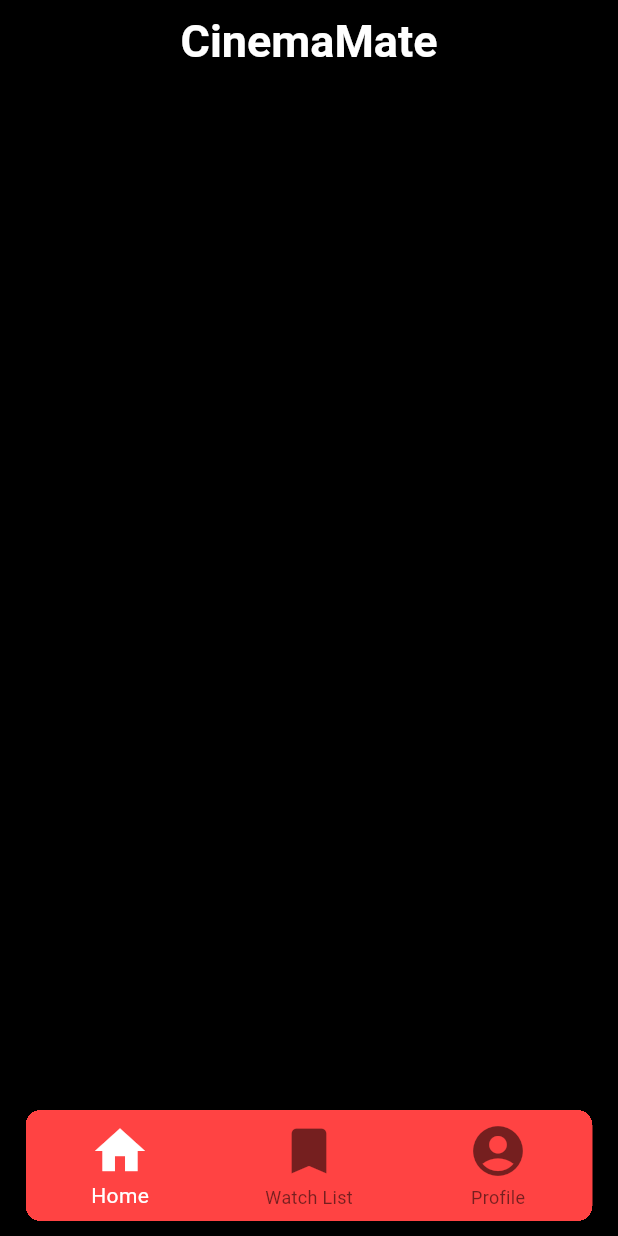
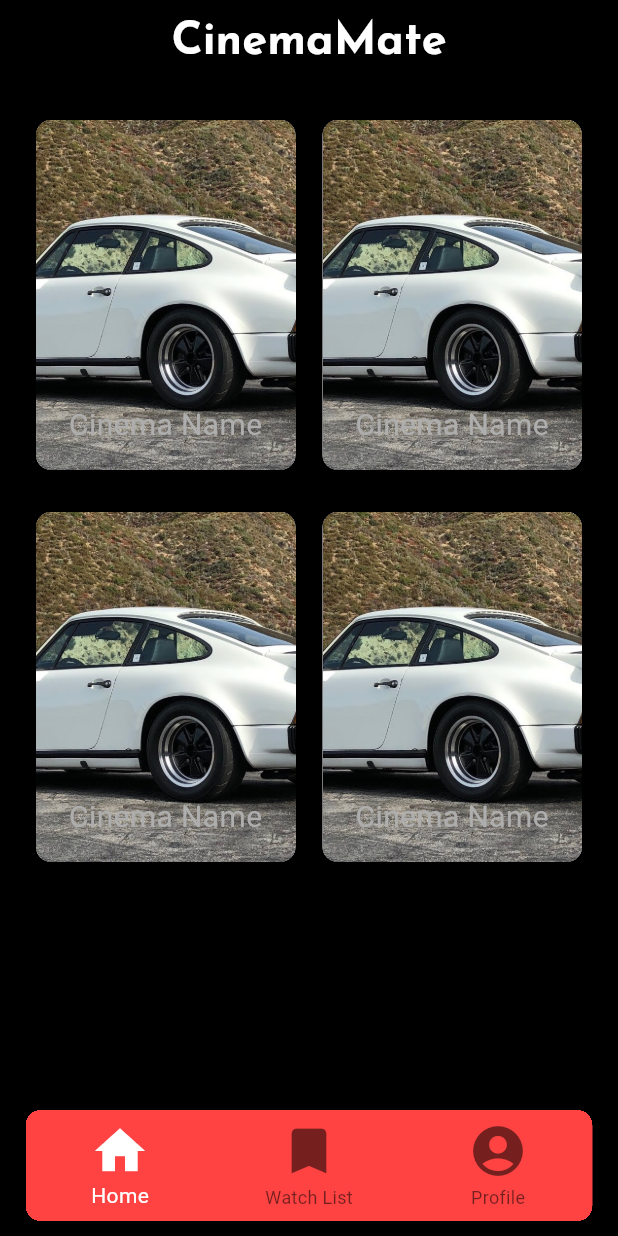
Before and after one commit to da-wit/flutter-2024-CinemaMate, a Flutter app: the screen it shows after launch, on a phone screen of 412 x 824 dp. Run offline on Flutter 3.47's test engine with Material 3 defaults, Android fonts, the phone set to English and light mode, and no system bars; our stand-ins replace google_fonts, transparent_image; statements that could not run were skipped.

Commit message:
Created Feature branches

```diff
--- /dev/null
+++ b/cinema_mate/lib/presentation/screens/user/user_homepage.dart
@@ -0,0 +1,44 @@
+import 'package:flutter/material.dart';
+
+import 'package:cinema_mate/presentation/widgets/card.dart';
+
+class UserHomepage extends StatelessWidget {
+  const UserHomepage({super.key});
+
+  @override
+  Widget build(BuildContext context) {
+    return GridView.count(
+      crossAxisCount: 2,
+      padding: const EdgeInsets.all(20),
+      crossAxisSpacing: 10,
+      mainAxisSpacing: 20,
+      childAspectRatio: 0.75,
+      children: const [
+        InkWell(
+          child: AppCard(
+            title: 'Cinema Name',
+            imgpath: 'assets/images/porsche.jpg',
+          ),
+        ),
+        InkWell(
+          child: AppCard(
+            title: 'Cinema Name',
+            imgpath: 'assets/images/porsche.jpg',
+          ),
+        ),
+        InkWell(
+          child: AppCard(
+            title: 'Cinema Name',
+            imgpath: 'assets/images/porsche.jpg',
+          ),
+        ),
+        InkWell(
+          child: AppCard(
+            title: 'Cinema Name',
+            imgpath: 'assets/images/porsche.jpg',
+          ),
+        ),
+      ],
+    );
+  }
+}
--- a/cinema_mate/lib/presentation/screens/user/user_tab_bar.dart
+++ b/cinema_mate/lib/presentation/screens/user/user_tab_bar.dart
@@ -1,5 +1,8 @@
+import 'package:cinema_mate/presentation/screens/user/user_profile.dart';
 import 'package:flutter/material.dart';
+import 'package:google_fonts/google_fonts.dart';
 
+import 'package:cinema_mate/presentation/screens/user/user_homepage.dart';
 import 'package:cinema_mate/presentation/widgets/app_color.dart';
 import 'package:cinema_mate/presentation/widgets/tab_bar.dart';
 
@@ -14,14 +17,28 @@ class UserTabBar extends StatefulWidget {
 
 class _UserTabBarState extends State<UserTabBar> {
   int _selectedPageIndex = 0;
+  Widget _currentScreen = const UserHomepage();
 
   void _selectPage(index) {
     setState(() {
       _selectedPageIndex = index;
     });
+    _changeScreen(index);
   }
 
-  void _changeScreen(index) {}
+  void _changeScreen(index) {
+    setState(
+      () {
+        if (index == 0) {
+          _currentScreen = const UserHomepage();
+        } else if (index == 1) {
+          _currentScreen = Container();
+        } else if (index == 2) {
+          _currentScreen = const UserProfile();
+        }
+      },
+    );
+  }
 
   @override
   Widget build(BuildContext context) {
@@ -29,7 +46,7 @@ class _UserTabBarState extends State<UserTabBar> {
       appBar: AppBar(
         title: Text(
           'CinemaMate',
-          style: TextStyle(
+          style: GoogleFonts.josefinSans(
             color: newColor.white,
             fontWeight: FontWeight.bold,
             fontSize: 30,
@@ -39,7 +56,7 @@ class _UserTabBarState extends State<UserTabBar> {
         backgroundColor: newColor.bg,
       ),
       backgroundColor: newColor.bg,
-      body: Container(),
+      body: _currentScreen,
       bottomNavigationBar: UserBottomNavBar(
         selectedIndex: _selectedPageIndex,
         onTap: (index) {
```
Also changed, not shown: cinema_mate/lib/presentation/screens/user/user_profile.dart (added, +71 -0 lines), cinema_mate/lib/presentation/widgets/buttons.dart (+11 -1 lines), cinema_mate/pubspec.lock, 1 other file.
